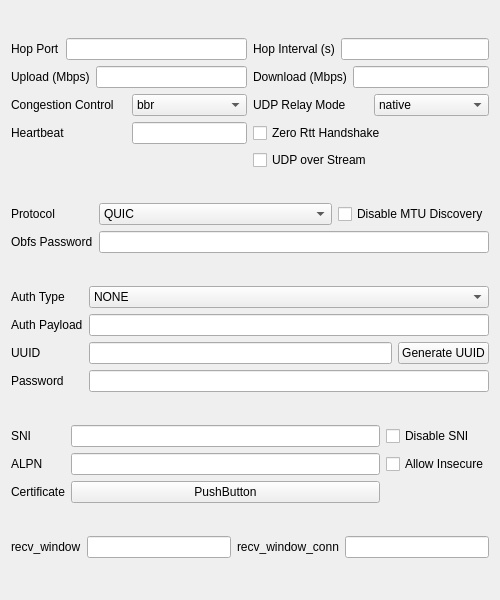
Old version of the form ui/edit/edit_quic.ui in the repository MatsuriDayo/nekoray.
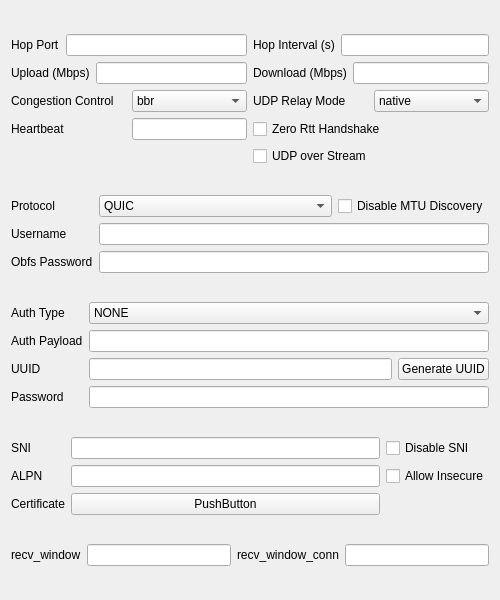
New version of the form. Custom widgets are drawn as their Qt base class.

Diff of the .ui file:
```diff
--- a/ui/edit/edit_quic.ui
+++ b/ui/edit/edit_quic.ui
@@ -166,23 +166,16 @@
    </item>
    <item>
     <layout class="QGridLayout" name="obfuscation">
-     <item row="1" column="1">
+     <item row="2" column="1">
       <widget class="MyLineEdit" name="obfsPassword"/>
      </item>
-     <item row="1" column="0">
+     <item row="2" column="0">
       <widget class="QLabel" name="obfsPassword_l">
        <property name="text">
         <string>Obfs Password</string>
        </property>
       </widget>
      </item>
-     <item row="0" column="0">
-      <widget class="QLabel" name="hyProtocol_l">
-       <property name="text">
-        <string>Protocol</string>
-       </property>
-      </widget>
-     </item>
      <item row="0" column="1">
       <layout class="QHBoxLayout" name="horizontalLayout_2">
        <item>
@@ -219,6 +212,23 @@
        </item>
       </layout>
      </item>
+     <item row="0" column="0">
+      <widget class="QLabel" name="hyProtocol_l">
+       <property name="text">
+        <string>Protocol</string>
+       </property>
+      </widget>
+     </item>
+     <item row="1" column="0">
+      <widget class="QLabel" name="username_l">
+       <property name="text">
+        <string>Username</string>
+       </property>
+      </widget>
+     </item>
+     <item row="1" column="1">
+      <widget class="MyLineEdit" name="username"/>
+     </item>
     </layout>
    </item>
    <item>
```
